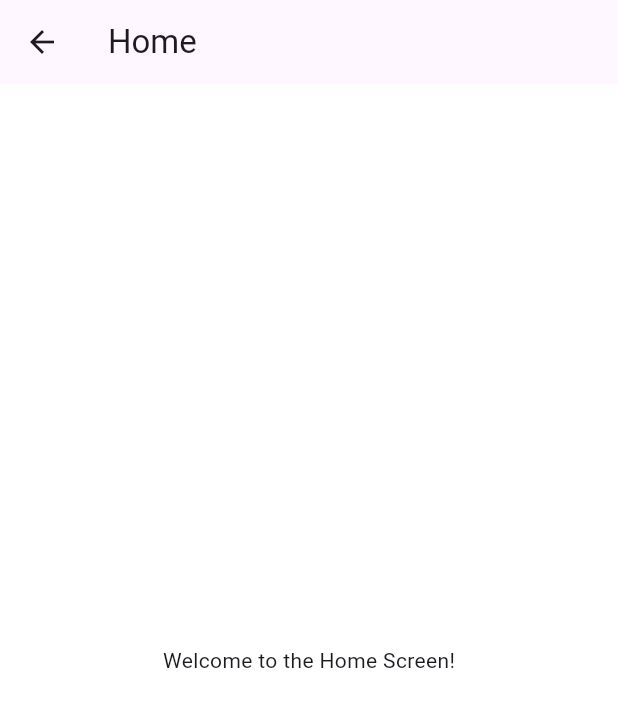
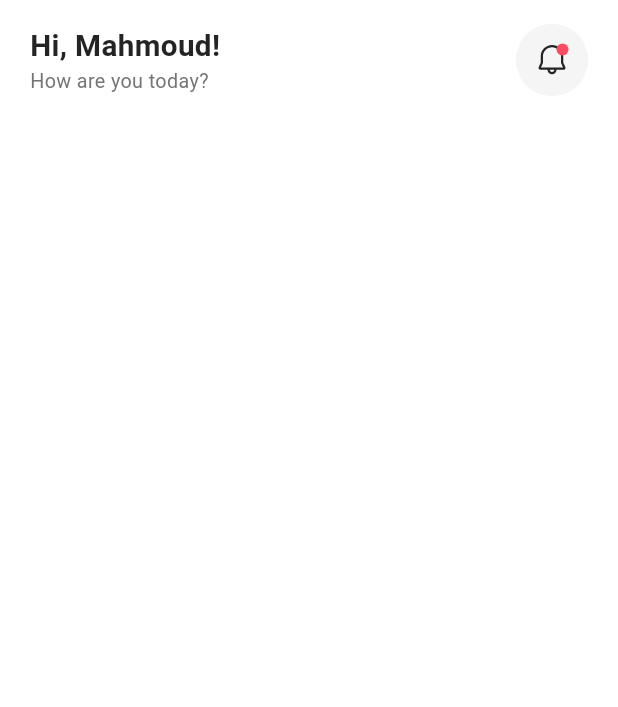
Before and after one commit to mahmoudassasa/docdoc_app, a Flutter app: the HomeScreen screen opened by its route, on a phone screen of 412 x 824 dp. Shown: the top 707 px of the screen. Run offline on Flutter 3.47's test engine with Material 3 defaults, Android fonts, the light colour scheme and no system bars; our stand-ins replace dio, firebase_core, flutter_bloc, flutter_screenutil, flutter_svg, freezed_annotation and 3 more; accounts and stored records are empty; generated files the repository leaves out were written again.

Commit message:
- Added Home Top Bar Design. - Added color & text styles. - Added notification SVG icon

```diff
--- a/lib/core/theaming/styles.dart
+++ b/lib/core/theaming/styles.dart
@@ -79,5 +79,14 @@ class TextStyles {
     fontWeight: FontWeightHelper.semiBold,
     color: ColorsManager.mainBlue,
   );
-
+static TextStyle font18DarkBlueBold = TextStyle(
+    fontSize: 18.sp,
+    fontWeight: FontWeightHelper.bold,
+    color: ColorsManager.darkBlue,
+  );
+  static TextStyle font12GrayRegular = TextStyle(
+    fontSize: 12.sp,
+    fontWeight: FontWeightHelper.regular,
+    color: ColorsManager.gray,
+  );
 }
--- a/lib/features/home/ui/home_screen.dart
+++ b/lib/features/home/ui/home_screen.dart
@@ -1,3 +1,4 @@
+import 'package:book_a_doctor/features/home/ui/widgets/home_top_bar.dart';
 import 'package:flutter/material.dart';
 
 class HomeScreen extends StatelessWidget {
@@ -5,13 +6,22 @@ class HomeScreen extends StatelessWidget {
 
   @override
   Widget build(BuildContext context) {
-    return  SafeArea(child: Scaffold(
-      appBar: AppBar(
-        title: const Text('Home'),
+    return  Scaffold(
+    backgroundColor: Colors.white,
+
+      body: SafeArea(
+        child:  Container(
+          width: double.infinity,
+          margin: EdgeInsets.fromLTRB(20.0, 16.0, 20.0, 28.0),
+          child: Column(
+            crossAxisAlignment: CrossAxisAlignment.start,
+            children: [
+              HomeTopBar(),
+
+            ],
+          ),
+        ),
       ),
-      body: const Center(
-        child: Text('Welcome to the Home Screen!'),
-      ),
-    ));
+    );
   }
 }
--- /dev/null
+++ b/lib/features/home/ui/widgets/home_top_bar.dart
@@ -0,0 +1,32 @@
+import 'package:book_a_doctor/core/theaming/colors.dart';
+import 'package:book_a_doctor/core/theaming/styles.dart';
+import 'package:flutter/material.dart';
+import 'package:flutter_svg/svg.dart';
+
+class HomeTopBar extends StatelessWidget {
+  const HomeTopBar({super.key});
+
+  @override
+  Widget build(BuildContext context) {
+    return Row(
+      children: [
+        Column(
+          crossAxisAlignment: CrossAxisAlignment.start,
+          children: [
+            Text('Hi, Mahmoud!', style: TextStyles.font18DarkBlueBold),
+            Text('How are you today?', style: TextStyles.font12GrayRegular),
+          ],
+        ),
+        Spacer(),
+        CircleAvatar(
+          radius: 24,
+          backgroundColor: ColorsManager.moreLighterGray,
+          child: SvgPicture.asset(
+            'assets/svgs/notification.svg',
+            fit: BoxFit.cover,
+          ),
+        ),
+      ],
+    );
+  }
+}
```
Also changed, not shown: assets/svgs/notification.svg (added), 1 other file.
